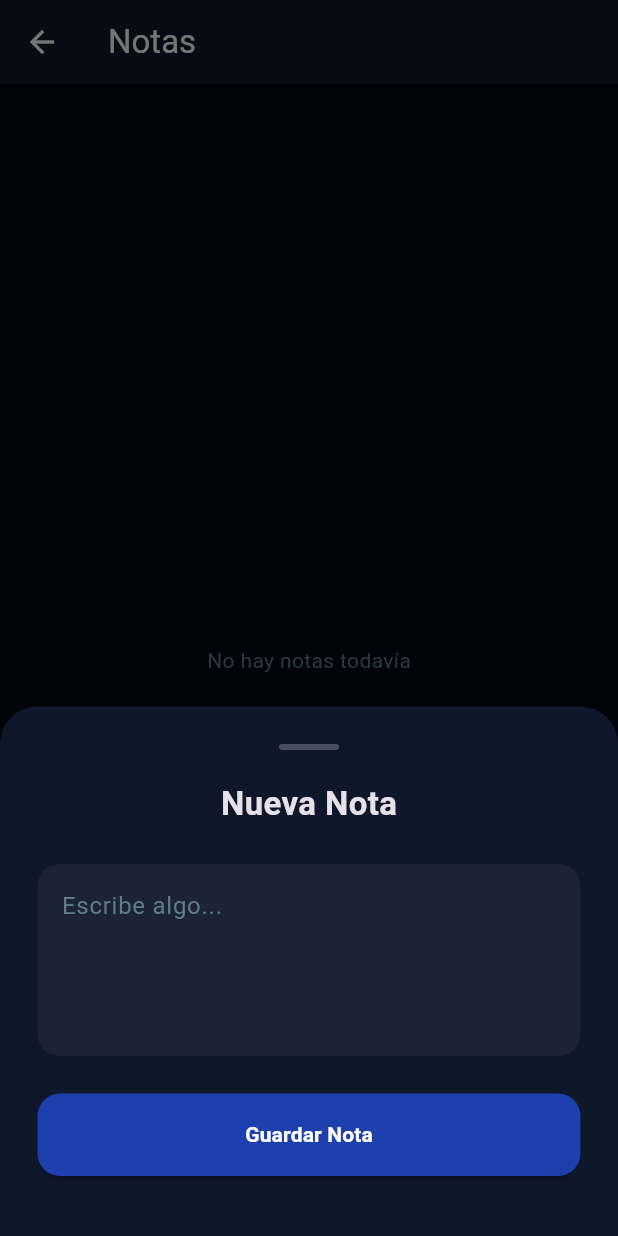
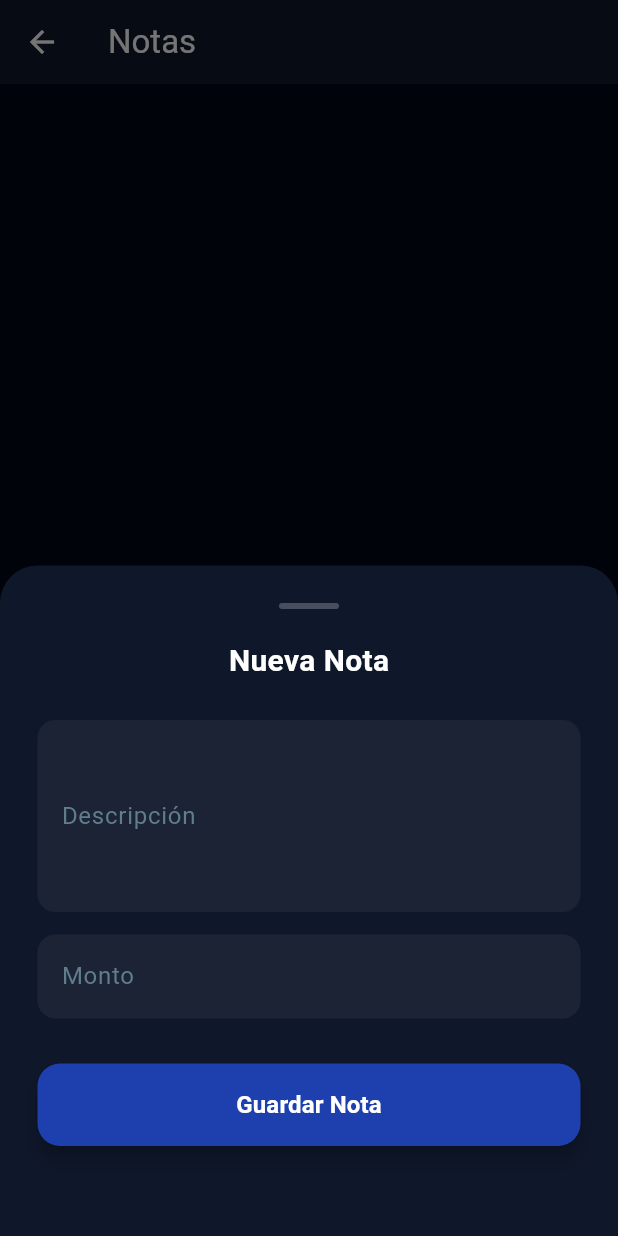
Before and after one commit to K1lluaZk/Fluxo, a Flutter app: the NotesScreen screen opened directly, after a tap on the "add" icon, on a phone screen of 412 x 824 dp. Run offline on Flutter 3.47's test engine with Material 3 defaults, Android fonts, the phone set to English and light mode, and no system bars; our stand-ins replace fl_chart, hive, hive_flutter; accounts and stored records are empty.

Commit message:
ensuring the notes section functions correctly and can be converted into expenses or income

```diff
--- /dev/null
+++ b/flujo_app/lib/data/models/note.dart
@@ -0,0 +1,37 @@
+import 'package:hive/hive.dart';
+
+part 'note.g.dart';
+
+@HiveType(typeId: 1)
+class Note extends HiveObject {
+  @HiveField(0)
+  String id;
+
+  @HiveField(1)
+  String titulo;
+
+  @HiveField(2)
+  String descripcion;
+
+  @HiveField(3)
+  DateTime fecha;
+
+  @HiveField(4)
+  double monto;
+
+  @HiveField(5)
+  bool ingreso;
+
+  @HiveField(6)
+  bool completada;
+
+  Note({
+    required this.id,
+    required this.titulo,
+    required this.descripcion,
+    required this.fecha,
+    required this.monto,
+    required this.ingreso,
+    this.completada = false,
+  });
+}
--- /dev/null
+++ b/flujo_app/lib/features/notes/providers/note_provider.dart
@@ -0,0 +1,103 @@
+import 'package:flutter/material.dart';
+import 'package:hive_flutter/hive_flutter.dart';
+
+import '../../../../data/models/note.dart';
+
+class NoteProvider extends ChangeNotifier {
+  static const String _boxName = 'notes_box';
+
+  List<Note> _notes = [];
+
+  NoteProvider() {
+    _cargarNotas();
+  }
+
+  // =========================
+  // GETTER
+  // =========================
+
+  List<Note> get notes =>
+      List.unmodifiable(_notes);
+
+  // =========================
+  // CARGAR
+  // =========================
+
+  void _cargarNotas() {
+    final box = Hive.box<Note>(_boxName);
+
+    _notes = box.values
+        .toList()
+        .cast<Note>()
+        .reversed
+        .toList();
+
+    notifyListeners();
+  }
+
+  // =========================
+  // AGREGAR
+  // =========================
+
+  Future<void> agregarNota(
+    Note note,
+  ) async {
+    _notes.insert(0, note);
+
+    final box = Hive.box<Note>(_boxName);
+
+    await box.add(note);
+
+    notifyListeners();
+  }
+
+  // =========================
+  // ELIMINAR
+  // =========================
+
+  Future<void> eliminarNota(
+    int index,
+  ) async {
+    final note = _notes[index];
+
+    _notes.removeAt(index);
+
+    final box = Hive.box<Note>(_boxName);
+
+    final key = box.keys.firstWhere(
+      (k) => box.get(k)?.id == note.id,
+    );
+
+    await box.delete(key);
+
+    notifyListeners();
+  }
+
+  // =========================
+  // LIMPIAR TODO
+  // =========================
+
+  Future<void> eliminarTodas() async {
+    final box = Hive.box<Note>(_boxName);
+
+    await box.clear();
+
+    _notes.clear();
+
+    notifyListeners();
+  }
+
+  // =========================
+  // BUSCAR POR ID
+  // =========================
+
+  Note? obtenerPorId(String id) {
+    try {
+      return _notes.firstWhere(
+        (n) => n.id == id,
+      );
+    } catch (_) {
+      return null;
+    }
+  }
+}
--- a/flujo_app/lib/features/notes/screens/notes_screen.dart
+++ b/flujo_app/lib/features/notes/screens/notes_screen.dart
@@ -1,132 +1,153 @@
 import 'package:flutter/material.dart';
+import 'package:provider/provider.dart';
 
-class NotesScreen extends StatefulWidget {
+import '../providers/note_provider.dart';
+import '../../home/providers/movimiento_provider.dart';
+
+import '../../../../data/models/note.dart';
+import '../../../../data/models/movimiento.dart';
+
+class NotesScreen extends StatelessWidget {
   const NotesScreen({super.key});
 
   @override
-  State<NotesScreen> createState() => _NotesScreenState();
-}
+  Widget build(BuildContext context) {
+    final noteProvider = context.watch<NoteProvider>();
+    final notas = noteProvider.notes;
 
-class _NotesScreenState extends State<NotesScreen> {
-  final List<String> notas = [];
-
-  final TextEditingController controller =
-      TextEditingController();
-
-  void agregarNota() {
-    if (controller.text.trim().isEmpty) return;
-
-    setState(() {
-      notas.insert(
-        0,
-        controller.text.trim(),
-      );
-    });
-
-    controller.clear();
-  }
-
-  void eliminarNota(int index) {
-    setState(() {
-      notas.removeAt(index);
-    });
-  }
-
-  @override
-  Widget build(BuildContext context) {
     return Scaffold(
       backgroundColor: const Color(0xFF020617),
-
       appBar: AppBar(
         title: const Text("Notas"),
         backgroundColor: const Color(0xFF0F172A),
       ),
-
       floatingActionButton: FloatingActionButton(
         backgroundColor: const Color(0xFF1E40AF),
-        child: const Icon(
-          Icons.add,
-          color: Colors.white,
-        ),
+        child: const Icon(Icons.add, color: Colors.white),
         onPressed: () {
           _showAddNoteSheet(context);
         },
       ),
-
       body: notas.isEmpty
           ? const Center(
               child: Text(
                 "No hay notas todavía",
-                style: TextStyle(
-                  color: Colors.blueGrey,
-                ),
+                style: TextStyle(color: Colors.blueGrey),
               ),
             )
           : ListView.builder(
               padding: const EdgeInsets.all(20),
               itemCount: notas.length,
               itemBuilder: (context, index) {
+                final nota = notas[index];
+
                 return Dismissible(
-                  key: Key(notas[index]),
-                  direction:
-                      DismissDirection.endToStart,
+                  key: Key(nota.id),
+                  direction: DismissDirection.endToStart,
                   onDismissed: (_) {
-                    eliminarNota(index);
+                    context.read<NoteProvider>().eliminarNota(index);
                   },
                   background: Container(
                     alignment: Alignment.centerRight,
-                    padding: const EdgeInsets.only(
-                      right: 20,
-                    ),
-                    margin:
-                        const EdgeInsets.only(
-                      bottom: 15,
-                    ),
+                    padding: const EdgeInsets.only(right: 20),
+                    margin: const EdgeInsets.only(bottom: 15),
                     decoration: BoxDecoration(
                       color: Colors.redAccent,
-                      borderRadius:
-                          BorderRadius.circular(
-                        18,
-                      ),
+                      borderRadius: BorderRadius.circular(18),
                     ),
-                    child: const Icon(
-                      Icons.delete,
-                      color: Colors.white,
-                    ),
+                    child: const Icon(Icons.delete, color: Colors.white),
                   ),
                   child: Container(
-                    margin:
-                        const EdgeInsets.only(
-                      bottom: 15,
-                    ),
-                    padding:
-                        const EdgeInsets.all(
-                      18,
-                    ),
+                    margin: const EdgeInsets.only(bottom: 15),
+                    padding: const EdgeInsets.all(18),
                     decoration: BoxDecoration(
-                      color:
-                          const Color(0xFF1E293B),
-                      borderRadius:
-                          BorderRadius.circular(
-                        18,
-                      ),
+                      color: const Color(0xFF1E293B),
+                      borderRadius: BorderRadius.circular(18),
                     ),
                     child: Row(
                       children: [
-                        const Icon(
-                          Icons.note_alt_outlined,
-                          color: Colors.white,
+                        const Icon(Icons.note_alt_outlined, color: Colors.white),
+                        const SizedBox(width: 15),
+                        Expanded(
+                          child: Column(
+                            crossAxisAlignment: CrossAxisAlignment.start,
+                            children: [
+                              Text(
+                                nota.titulo,
+                                style: const TextStyle(
+                                  color: Colors.white,
+                                  fontWeight: FontWeight.bold,
+                                  fontSize: 16,
+                                ),
+                              ),
+                              const SizedBox(height: 5),
+                              Text(
+                                nota.descripcion,
+                                style: const TextStyle(color: Colors.blueGrey),
+                              ),
+                              const SizedBox(height: 8),
+                              Text(
+                                "\$${nota.monto.toStringAsFixed(2)}",
+                                style: const TextStyle(
+                                  color: Color(0xFFF87171),
+                                  fontWeight: FontWeight.bold,
+                                ),
+                              ),
+                            ],
+                          ),
                         ),
-
-                        const SizedBox(width: 15),
-
-                        Expanded(
-                          child: Text(
-                            notas[index],
-                            style: const TextStyle(
-                              fontSize: 16,
+                        Column(
+                          mainAxisSize: MainAxisSize.min,
+                          children: [
+                            IconButton(
+                              tooltip: "Convertir en gasto",
+                              icon: const Icon(
+                                Icons.remove_circle,
+                                color: Color(0xFFF87171),
+                                size: 30,
+                              ),
+                              onPressed: () {
+                                context.read<MovimientoProvider>().agregarMovimiento(
+                                  Movimiento(
+                                    id: DateTime.now().toString(),
+                                    titulo: nota.titulo,
+                                    monto: nota.monto,
+                                    ingreso: false,
+                                    fecha: DateTime.now(),
+                                    categoria: "Pendiente",
+                                  ),
+                                );
+                                context.read<NoteProvider>().eliminarNota(index);
+                                ScaffoldMessenger.of(context).showSnackBar(
+                                  const SnackBar(content: Text("Nota convertida en gasto")),
+                                );
+                              },
                             ),
-                          ),
+                            IconButton(
+                              tooltip: "Convertir en ingreso",
+                              icon: const Icon(
+                                Icons.add_circle,
+                                color: Color(0xFF4ADE80),
+                                size: 30,
+                              ),
+                              onPressed: () {
+                                context.read<MovimientoProvider>().agregarMovimiento(
+                                  Movimiento(
+                                    id: DateTime.now().toString(),
+                                    titulo: nota.titulo,
+                                    monto: nota.monto,
+                                    ingreso: true,
+                                    fecha: DateTime.now(),
+                                    categoria: "Pendiente",
+                                  ),
+                                );
+                                context.read<NoteProvider>().eliminarNota(index);
+                                ScaffoldMessenger.of(context).showSnackBar(
+                                  const SnackBar(content: Text("Nota convertida en ingreso")),
+                                );
+                              },
+                            ),
+                          ],
                         ),
                       ],
                     ),
@@ -138,28 +159,23 @@ class _NotesScreenState extends State<NotesScreen> {
   }
 
   void _showAddNoteSheet(BuildContext context) {
+    final controller = TextEditingController();
+    final montoController = TextEditingController();
+
     showModalBottomSheet(
       context: context,
       isScrollControlled: true,
-      backgroundColor:
-          const Color(0xFF0F172A),
-      shape:
-          const RoundedRectangleBorder(
-        borderRadius: BorderRadius.vertical(
-          top: Radius.circular(25),
-        ),
+      backgroundColor: const Color(0xFF0F172A),
+      shape: const RoundedRectangleBorder(
+        borderRadius: BorderRadius.vertical(top: Radius.circular(25)),
       ),
-      builder: (_) {
-        return Padding(
+      builder: (context) => SingleChildScrollView(
+        child: Padding(
           padding: EdgeInsets.only(
             left: 25,
             right: 25,
             top: 25,
-            bottom:
-                MediaQuery.of(context)
-                        .viewInsets
-                        .bottom +
-                    40,
+            bottom: MediaQuery.of(context).viewInsets.bottom + 60,
           ),
           child: Column(
             mainAxisSize: MainAxisSize.min,
@@ -169,95 +185,91 @@ class _NotesScreenState extends State<NotesScreen> {
                 height: 4,
                 decoration: BoxDecoration(
                   color: Colors.white24,
-                  borderRadius:
-                      BorderRadius.circular(
-                    10,
+                  borderRadius: BorderRadius.circular(10),
+                ),
+              ),
+              const SizedBox(height: 20),
+              const Text(
+                "Nueva Nota",
+                style: TextStyle(
+                  fontSize: 20,
+                  fontWeight: FontWeight.bold,
+                  color: Colors.white,
+                ),
+              ),
+              const SizedBox(height: 25),
+              TextField(
+                controller: controller,
+                maxLines: 4,
+                style: const TextStyle(color: Colors.white),
+                decoration: InputDecoration(
+                  labelText: "Descripción",
+                  labelStyle: const TextStyle(color: Colors.blueGrey),
+                  filled: true,
+                  fillColor: Colors.white.withOpacity(0.05),
+                  border: OutlineInputBorder(
+                    borderRadius: BorderRadius.circular(12),
+                    borderSide: BorderSide.none,
                   ),
                 ),
               ),
-
-              const SizedBox(height: 20),
-
-              const Text(
-                "Nueva Nota",
-                style: TextStyle(
-                  fontSize: 22,
-                  fontWeight:
-                      FontWeight.bold,
-                ),
-              ),
-
-              const SizedBox(height: 25),
-
+              const SizedBox(height: 15),
               TextField(
-                controller: controller,
-                maxLines: 4,
-                style: const TextStyle(
-                  color: Colors.white,
-                ),
+                controller: montoController,
+                keyboardType: const TextInputType.numberWithOptions(decimal: true),
+                style: const TextStyle(color: Colors.white),
                 decoration: InputDecoration(
-                  hintText:
-                      "Escribe algo...",
-                  hintStyle:
-                      const TextStyle(
-                    color: Colors.blueGrey,
-                  ),
+                  labelText: "Monto",
+                  labelStyle: const TextStyle(color: Colors.blueGrey),
                   filled: true,
-                  fillColor:
-                      Colors.white.withOpacity(
-                    0.05,
-                  ),
-                  border:
-                      OutlineInputBorder(
-                    borderRadius:
-                        BorderRadius.circular(
-                      15,
-                    ),
-                    borderSide:
-                        BorderSide.none,
+                  fillColor: Colors.white.withOpacity(0.05),
+                  border: OutlineInputBorder(
+                    borderRadius: BorderRadius.circular(12),
+                    borderSide: BorderSide.none,
                   ),
                 ),
               ),
-
-              const SizedBox(height: 25),
-
+              const SizedBox(height: 30),
               SizedBox(
                 width: double.infinity,
                 height: 55,
                 child: ElevatedButton(
-                  style:
-                      ElevatedButton.styleFrom(
-                    backgroundColor:
-                        const Color(
-                      0xFF1E40AF,
+                  style: ElevatedButton.styleFrom(
+                    backgroundColor: const Color(0xFF1E40AF),
+                    foregroundColor: Colors.white,
+                    shape: RoundedRectangleBorder(
+                      borderRadius: BorderRadius.circular(15),
                     ),
-                    shape:
-                        RoundedRectangleBorder(
-                      borderRadius:
-                          BorderRadius.circular(
-                        15,
-                      ),
-                    ),
+                    elevation: 5,
                   ),
                   onPressed: () {
-                    agregarNota();
+                    if (controller.text.trim().isEmpty) return;
+
+                    final monto = double.tryParse(montoController.text) ?? 0;
+
+                    context.read<NoteProvider>().agregarNota(
+                      Note(
+                        id: DateTime.now().toString(),
+                        titulo: controller.text.trim(),
+                        descripcion: controller.text.trim(),
+                        fecha: DateTime.now(),
+                        monto: monto,
+                        ingreso: monto >= 0,
+                      ),
+                    );
 
                     Navigator.pop(context);
                   },
                   child: const Text(
                     "Guardar Nota",
-                    style: TextStyle(
-                      color: Colors.white,
-                      fontWeight:
-                          FontWeight.bold,
-                    ),
+                    style: TextStyle(fontSize: 16, fontWeight: FontWeight.bold),
                   ),
                 ),
               ),
             ],
           ),
-        );
-      },
+        ),
+      ),
     );
   }
 }
```
Also changed, not shown: flujo_app/lib/features/home/providers/movimiento_provider.dart (+39 -0 lines), flujo_app/lib/main.dart (+12 -0 lines), flujo_app/lib/data/models/note.g.dart (added).
